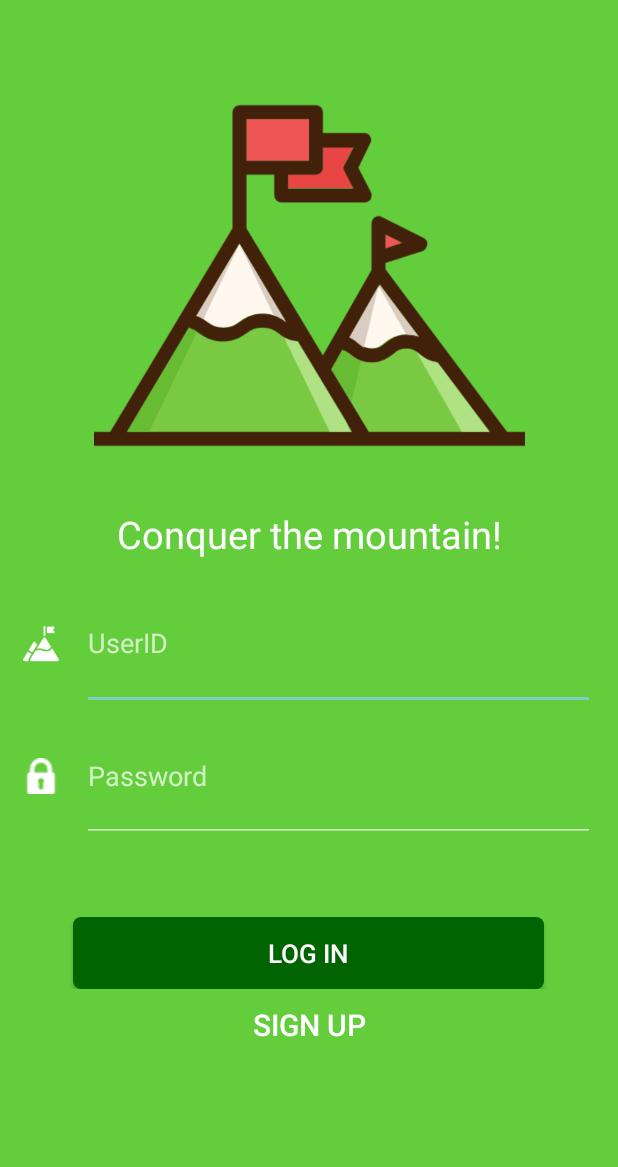
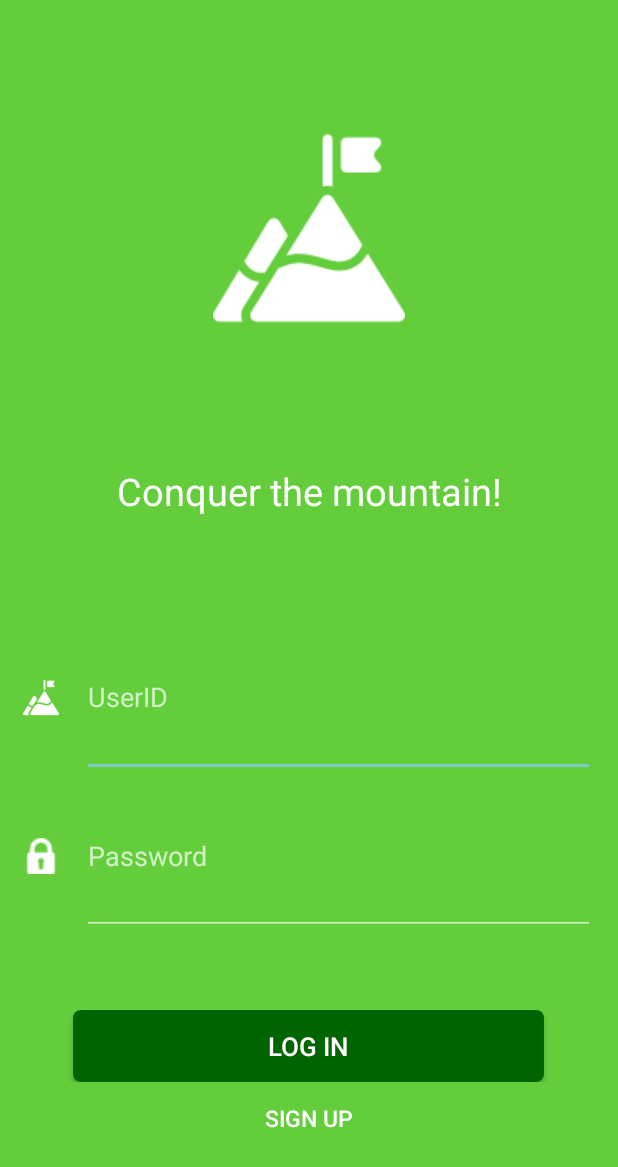
Before and after one commit to aragon1105/media_mountain_real, an Android app: the screen it shows after launch (Login), on a phone screen of 412 x 824 dp. Shown: the top 1167 px of the screen. Run offline under Robolectric (Android 15) with nearby library versions, the phone set to English and light mode, and no system bars; our stand-ins replace CircleImageView, Volley; Roboto replaces fonts that are not available here; 2 statements that could not run were skipped.

Commit message:
로그인 레이아웃 수정

```diff
--- a/app/src/main/res/layout/login_activity2.xml
+++ b/app/src/main/res/layout/login_activity2.xml
@@ -17,19 +17,21 @@
             android:orientation="vertical"
             android:layout_width="match_parent"
             android:layout_height="match_parent"
-            android:layout_weight="2"
-            android:paddingTop="40dp">
+            android:layout_marginBottom="30dp"
+            android:gravity="center"
+            android:layout_weight="2">
 
 
             <ImageView
-                android:layout_width="wrap_content"
+                android:paddingTop="30dp"
+                android:layout_width="match_parent"
                 android:layout_height="match_parent"
-                android:src="@drawable/mountains"
-                android:layout_weight="1"/>
+                android:scaleType="center"
+                android:src="@drawable/mtkinglogo_128"
+                android:layout_weight="2"/>
 
             <TextView
                 android:text="Conquer the mountain!"
-
                 android:layout_width="match_parent"
                 android:layout_height="match_parent"
                 android:gravity="center"
@@ -45,8 +47,6 @@
             android:layout_width="match_parent"
             android:layout_height="match_parent"
             android:gravity="center"
-            android:layout_alignParentTop="true"
-            android:layout_alignParentStart="true"
             android:layout_weight="2.5">
 
 
@@ -129,7 +129,7 @@
             android:orientation="vertical"
             android:layout_width="match_parent"
             android:layout_height="match_parent"
-            android:layout_weight="3">
+            android:layout_weight="3.5">
 
             <LinearLayout
                 android:orientation="vertical"
@@ -140,11 +140,10 @@
                     android:layout_width="match_parent"
                     android:layout_height="wrap_content"
                     android:background="#00000000"
-                    android:textColor="#ffffff"
                     android:text="Sign Up"
                     android:id="@+id/btn_signup"
                     android:layout_gravity="center"
-                    android:textSize="20dp" />
+                    android:textSize="15dp" />
             </LinearLayout>
 
         </LinearLayout>
```
